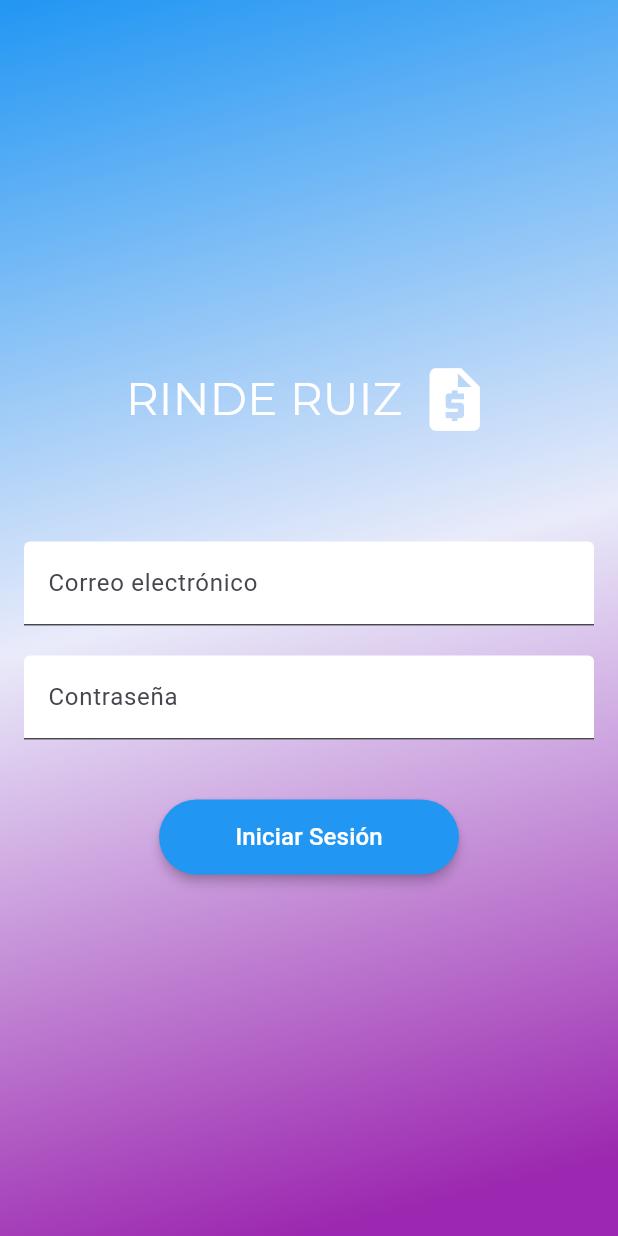
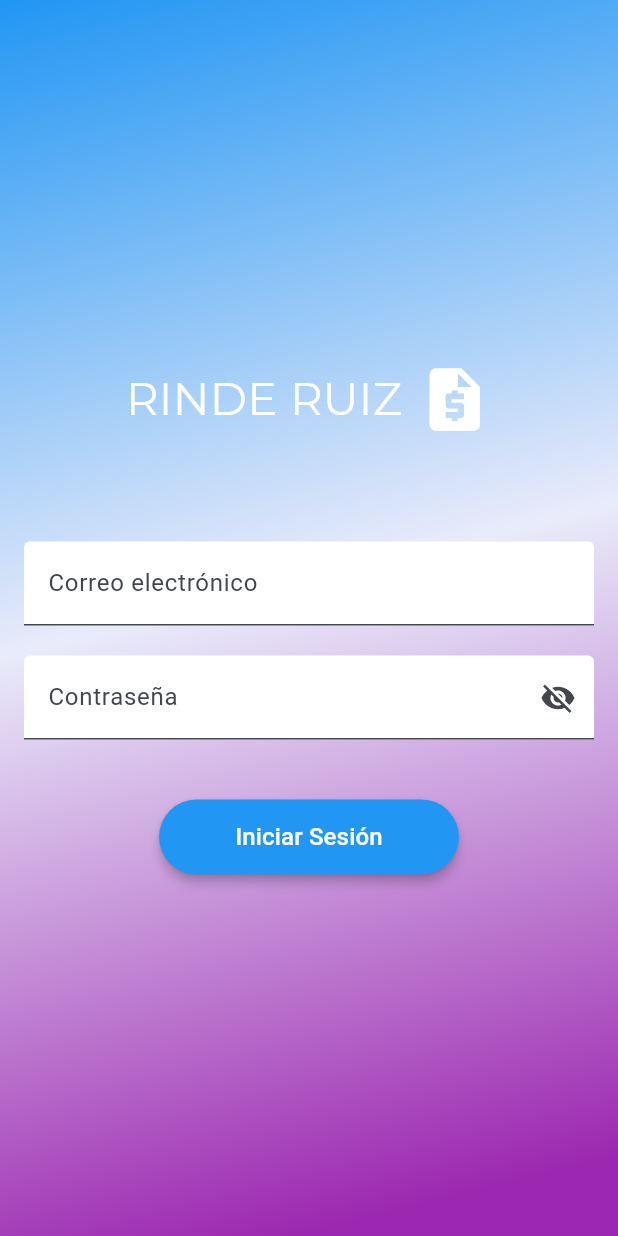
Before and after one commit to christianLizama/gastos_app, a Flutter app: the screen it shows after launch, after a tap on "Iniciar Sesión", on a phone screen of 412 x 824 dp. Run offline on Flutter 3.47's test engine with Material 3 defaults, Android fonts, the phone set to English and light mode, and no system bars; our stand-ins replace cloud_firestore, firebase_auth, firebase_core, image_picker, permission_handler; accounts and stored records are empty; project files that could hold a hidden picture were left out.

Commit message:
login y cierre de sesión funcional con ruteo

```diff
--- a/lib/src/myapp.dart
+++ b/lib/src/myapp.dart
@@ -2,27 +2,50 @@ import 'package:flutter/material.dart';
 import 'package:gastos_app/src/pages/error_page.dart';
 import 'package:gastos_app/src/pages/home_page.dart';
 import 'package:gastos_app/src/pages/profile_page.dart';
+import 'package:gastos_app/src/pages/prueba_ruta.dart';
 import 'package:gastos_app/src/pages/services_page.dart';
+import 'package:gastos_app/src/pages/splash_screen.dart';
 import 'package:gastos_app/src/pages/team_page.dart';
+import 'package:gastos_app/src/pages/about_page.dart';
+import 'package:gastos_app/src/pages/login_page.dart';
 
-
-class MyApp extends StatelessWidget {
+class MyApp extends StatefulWidget {
   const MyApp({super.key});
 
   @override
+  State<StatefulWidget> createState() => _MyAppState();
+}
+
+class _MyAppState extends State<MyApp> {
+  @override
   Widget build(BuildContext context) {
     return MaterialApp(
+      theme: ThemeData(
+        colorScheme: ColorScheme.fromSeed(
+          seedColor: const Color.fromARGB(255, 89, 183, 255),
+        ),
+      ),
       debugShowCheckedModeBanner: false,
-      initialRoute: '/',
+      home: const SplashScreen(),
       routes: <String, WidgetBuilder>{
-        '/': (BuildContext context) => const HomePage(),
-        'profile': (BuildContext context) => const ProfilePage(),
-        'services': (BuildContext context) => const ServicesPage(),
-        'team': (BuildContext context) => const TeamPage(),
+        '/home': (BuildContext context) => const HomePage(),
+        '/login': (BuildContext context) => const LoginPage(),
+        '/profile': (BuildContext context) => const ProfilePage(),
+        '/services': (BuildContext context) => const ServicesPage(),
+        '/team': (BuildContext context) => const TeamPage(),
+        '/aboutPage': (BuildContext context) => const AboutPage(),
       },
       onGenerateRoute: (RouteSettings settings) {
+        if (settings.name == '/nothing') {
+          // Manejar la ruta '/nothing' aquí, por ejemplo, redirigir a una página de error.
+          return MaterialPageRoute(
+            builder: (BuildContext builder) => const ErrorPage(),
+          );
+        }
+        // Si no coincide con ninguna ruta conocida, puedes manejarlo de la manera que prefieras.
         return MaterialPageRoute(
-            builder: (BuildContext builder) => const ErrorPage());
+          builder: (BuildContext builder) => const ErrorPage(),
+        );
       },
     );
   }
--- /dev/null
+++ b/lib/src/pages/login_page.dart
@@ -0,0 +1,162 @@
+import 'package:firebase_auth/firebase_auth.dart';
+import 'package:flutter/material.dart';
+import 'package:gastos_app/src/pages/home_page.dart';
+import 'package:gastos_app/src/services/auth.dart';
+
+class LoginPage extends StatefulWidget {
+  const LoginPage({super.key});
+
+  @override
+  State<StatefulWidget> createState() => _LoginComponent();
+}
+
+class _LoginComponent extends State<LoginPage> {
+  final _formKey = GlobalKey<FormState>();
+  late String _email;
+  late String _password;
+  User? _user;
+  bool _showPassword = false;
+
+  @override
+  Widget build(BuildContext context) {
+    return Scaffold(
+      body: Container(
+        decoration: const BoxDecoration(
+          gradient: LinearGradient(
+            begin: Alignment.topLeft,
+            end: Alignment.bottomCenter,
+            colors: [
+              Colors.blue,
+              Color.fromARGB(255, 233, 235, 250),
+              Colors.purple
+            ], // Colores del gradiente
+          ),
+        ),
+        child: Center(
+          child: Padding(
+            padding: const EdgeInsets.all(16.0),
+            child: Column(
+              crossAxisAlignment: CrossAxisAlignment.stretch,
+              mainAxisAlignment: MainAxisAlignment.center,
+              children: <Widget>[
+                const Row(
+                  mainAxisAlignment: MainAxisAlignment.center,
+                  children: [
+                    Text(
+                      'RINDE RUIZ',
+                      textAlign: TextAlign.center,
+                      style: TextStyle(
+                        fontSize: 30.0,
+                        color: Colors.white,
+                        fontFamily: 'Montserrat',
+                      ),
+                    ),
+                    SizedBox(width: 10.0),
+                    Icon(
+                      Icons.request_quote,
+                      size: 50.0,
+                      color: Colors.white,
+                    ),
+                  ],
+                ),
+                const SizedBox(height: 70.0),
+                Form(
+                  key: _formKey,
+                  child: Column(
+                    children: [
+                      TextField(
+                        keyboardType: TextInputType.emailAddress,
+                        decoration: const InputDecoration(
+                          labelText: 'Correo electrónico',
+                          filled: true,
+                          fillColor: Colors.white,
+                          focusedBorder: OutlineInputBorder(
+                            borderSide: BorderSide(
+                                color: Colors
+                                    .blue), // Ajusta el color según tus preferencias
+                          ),
+                        ),
+                        style: const TextStyle(
+                          fontFamily: 'Montserrat',
+                        ),
+                        onChanged: (value) {
+                          setState(() {
+                            _email = value;
+                          });
+                        },
+                      ),
+                      const SizedBox(height: 20.0),
+                      TextField(
+                        obscureText: !_showPassword,
+                        decoration: InputDecoration(
+                          labelText: 'Contraseña',
+                          filled: true,
+                          fillColor: Colors.white,
+                          suffixIcon: IconButton(
+                            icon: Icon(
+                              _showPassword
+                                  ? Icons.visibility
+                                  : Icons.visibility_off,
+                            ),
+                            onPressed: () {
+                              setState(() {
+                                _showPassword = !_showPassword;
+                              });
+                            },
+                          ),
+                        ),
+                        onChanged: (value) {
+                          setState(() {
+                            _password = value;
+                          });
+                        },
+                      ),
+                      const SizedBox(height: 40.0),
+                      ElevatedButton(
+                        style: ElevatedButton.styleFrom(
+                          fixedSize: const Size(200, 50),
+                          backgroundColor:
+                              Colors.blue, // Color de fondo del botón
+                          elevation: 3.0, // Agrega una sombra al botón
+                        ),
+                        onPressed: () async{
+                          if (_formKey.currentState!.validate())  {
+                            await AuthServices().signInUser(
+                              _email,
+                              _password,
+                            );
+                            User? user = FirebaseAuth.instance.currentUser;
+
+                            setState(() {
+                              _user = user;
+                            });
+
+                            if (_user != null) {
+                              Navigator.pushReplacement(
+                                context,
+                                MaterialPageRoute(
+                                  builder: (context) => const HomePage(),
+                                ),
+                              );
+                            }
+                          }
+                        },
+                        child: const Text(
+                          'Iniciar Sesión',
+                          style: TextStyle(
+                            fontSize: 16.0,
+                            color: Colors.white,
+                          ),
+                        ),
+                      ),
+                    ],
+                  ),
+                ),
+              ],
+            ),
+          ),
+        ),
+      ),
+    );
+  }
+}
--- /dev/null
+++ b/lib/src/pages/splash_screen.dart
@@ -0,0 +1,44 @@
+import 'package:firebase_auth/firebase_auth.dart';
+import 'package:flutter/material.dart';
+
+class SplashScreen extends StatefulWidget {
+  const SplashScreen({super.key});
+
+  @override
+  State<StatefulWidget> createState() => _SplashScreenState();
+
+}
+
+class _SplashScreenState extends State<SplashScreen> {
+  @override
+  void initState() {
+    super.initState();
+    checkUserAuthentication();
+  }
+
+  void checkUserAuthentication() {
+    FirebaseAuth.instance.authStateChanges().listen((User? user) {
+      if (user == null) {
+        print("No loggeado");
+        // Usuario no loggeado, redirigir a la ruta de inicio de sesión
+        Navigator.pushReplacementNamed(context, '/login');
+      } else {
+        print("Loggeado");
+        // Usuario loggeado, redirigir a la ruta de usuario autenticado
+        Navigator.pushReplacementNamed(context, '/home');
+      }
+    });
+  }
+
+  @override
+  Widget build(BuildContext context) {
+    return Scaffold(
+      appBar: AppBar(
+        title: const Text('Splash Page'),
+      ),
+      body: const Center(
+        child: CircularProgressIndicator(),
+      ),
+    );
+  }
+}
--- a/lib/src/services/auth.dart
+++ b/lib/src/services/auth.dart
@@ -1,6 +1,5 @@
 import 'dart:async';
 import 'package:firebase_auth/firebase_auth.dart';
-import 'package:flutter/material.dart';
 
 class AuthServices {
   final FirebaseAuth _auth = FirebaseAuth.instance;
@@ -9,7 +8,6 @@ class AuthServices {
     try {
       UserCredential credential = await _auth.signInWithEmailAndPassword(
           email: email, password: password);
-      // Devuelve el usuario desde el UserCredential
       return credential.user;
     } on FirebaseAuthException catch (e) {
       print("Error al iniciar sesión: $e");
@@ -18,7 +16,7 @@ class AuthServices {
     }
   }
 
-  Future<void> signOut(BuildContext context) async {
+  Future<void> signOut() async {
     try {
       await FirebaseAuth.instance.signOut();
     } catch (e) {
```
Also changed, not shown: lib/src/components/bottom_appbar.dart (added, +44 -0 lines), lib/src/pages/about_page.dart (+2 -35 lines), lib/src/pages/home_page.dart (+17 -14 lines), lib/src/pages/profile_page.dart (+40 -3 lines), lib/src/pages/prueba_ruta.dart (added, +19 -0 lines), lib/src/pages/team_page.dart (+5 -3 lines), pubspec.yaml (+6 -2 lines), assets/images/default_avatar.png (added), pubspec.lock, 1 other file.
